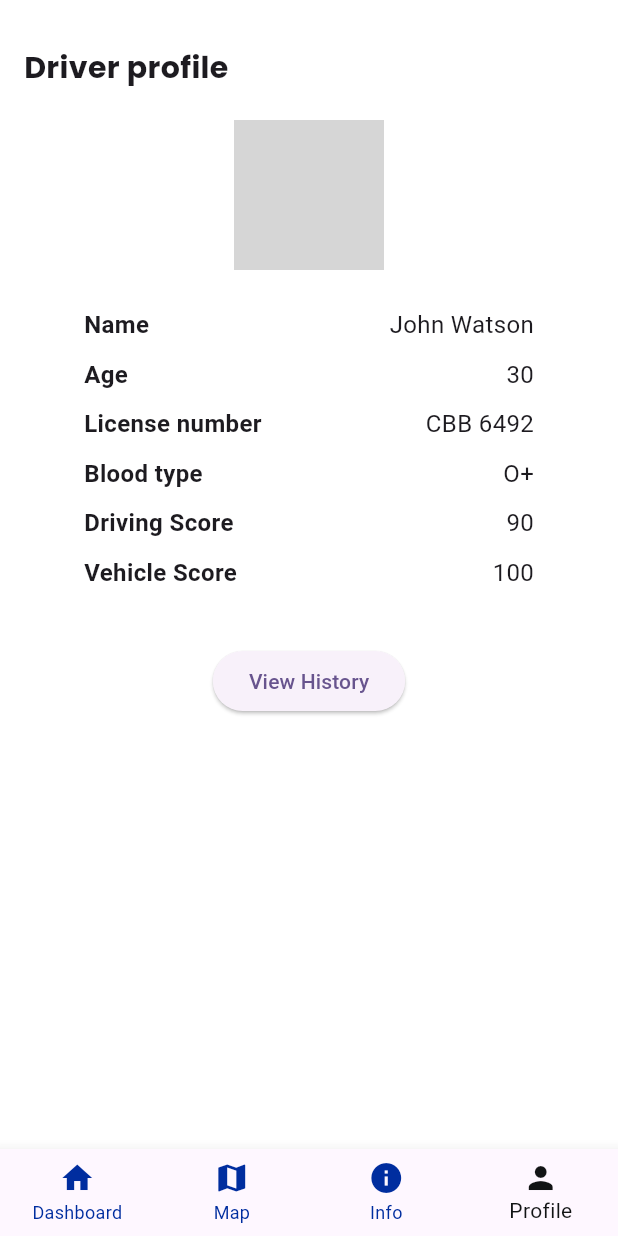
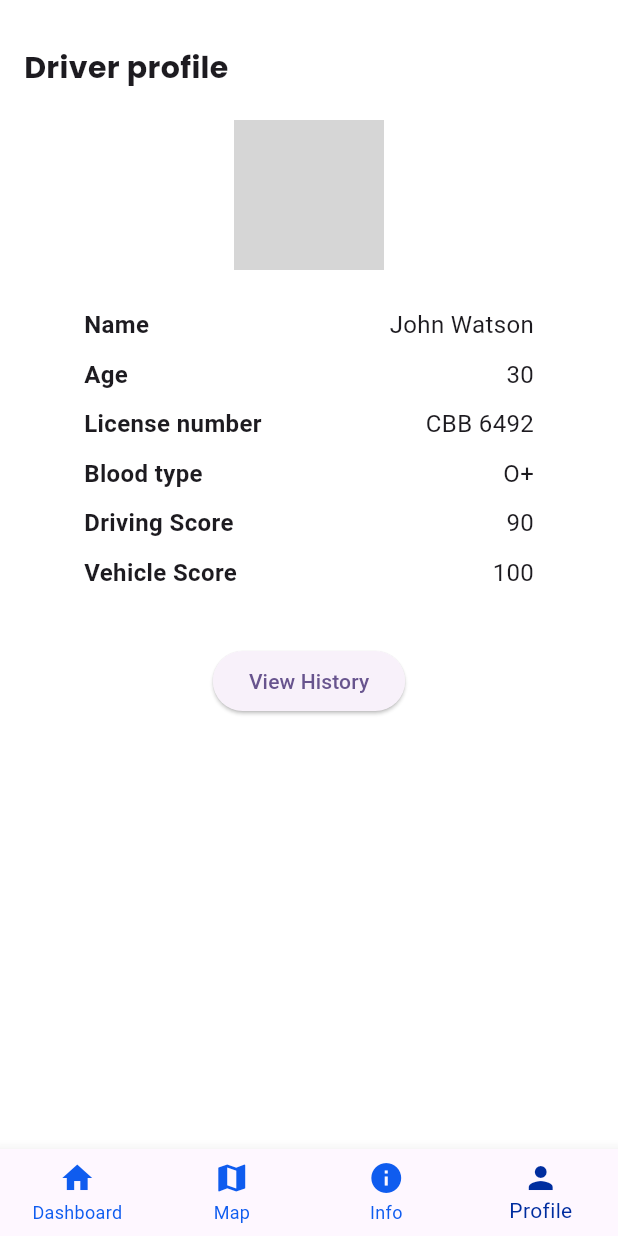
Before and after one commit to venuraka/IOT_Project, a Flutter app: the screen it shows after launch, item 4 of the bottom bar chosen, on a phone screen of 412 x 824 dp. Run offline on Flutter 3.47's test engine with Material 3 defaults, Android fonts, the phone set to English and light mode, and no system bars; our stand-ins replace flutter_bluetooth_serial, google_fonts, google_maps_flutter, google_places_flutter, location, permission_handler; grey boxes are pictures that could not be loaded.

Commit message:
updated pages

```diff
--- a/fleet_management_system/lib/pages/home.dart
+++ b/fleet_management_system/lib/pages/home.dart
@@ -39,16 +39,12 @@ class _HomeScreenState extends State<HomeScreen> {
         onTap: _onItemTapped,
         selectedItemColor: const Color.fromARGB(
           255,
-          18,
-          20,
-          21,
-        ), // Selected icon color
-        unselectedItemColor: Color.fromARGB(
-          255,
           0,
           45,
           159,
-        ), // Unselected icon color
+        ), // Selected icon color
+        unselectedItemColor:Color.fromARGB(255, 15, 92, 239),
+    // Unselected icon color
         type: BottomNavigationBarType.fixed,
         items: const [
           BottomNavigationBarItem(icon: Icon(Icons.home), label: "Dashboard"),
```
Also changed, not shown: fleet_management_system/lib/pages/dashboard.dart (+5 -5 lines).
